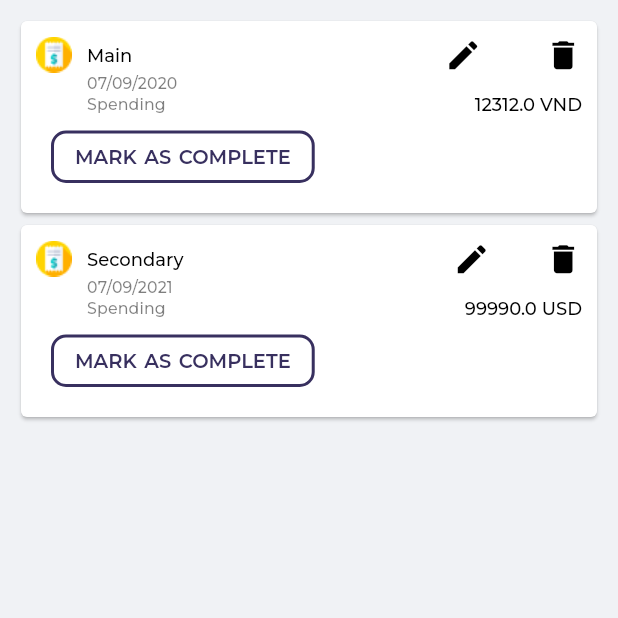
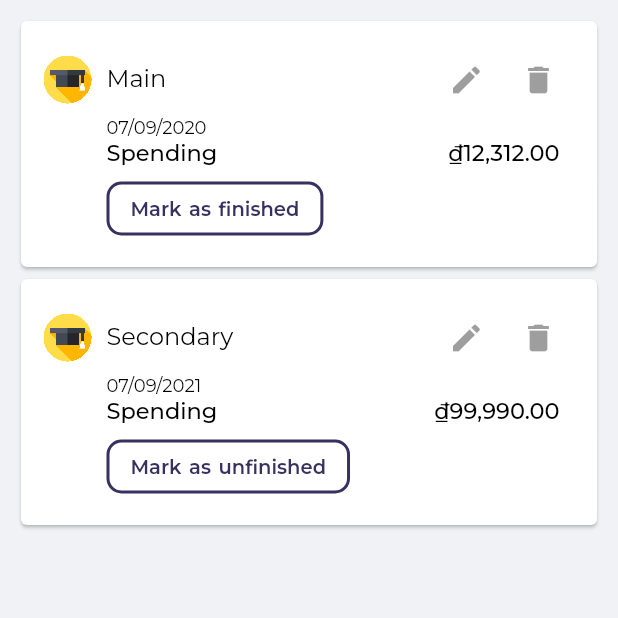
Before and after one commit to princ3od/Keepital, a Flutter app: the FinishedTab screen opened directly, on a phone screen of 412 x 824 dp, the top half of it. Run offline on Flutter 3.47's test engine with Material 2 defaults, Android fonts, the phone set to English and light mode, and no system bars; our stand-ins replace animated_text_kit, cloud_firestore, firebase_auth, firebase_core, flutter_spinkit, flutter_svg and 8 more; missing offline and left inert: currency_picker; accounts and stored records are empty; statements that could not run were skipped.

Commit message:
[EventScreen]: update UI

```diff
--- a/lib/app/modules/event/widgets/event_item.dart
+++ b/lib/app/modules/event/widgets/event_item.dart
@@ -1,75 +1,82 @@
 import 'package:flutter/cupertino.dart';
 import 'package:flutter/material.dart';
 import 'package:get/get_utils/src/extensions/internacionalization.dart';
-import 'package:google_fonts/google_fonts.dart';
-import 'package:intl/intl.dart';
-import 'package:keepital/app/core/values/asset_strings.dart';
+import 'package:keepital/app/core/utils/image_view.dart';
+import 'package:keepital/app/core/utils/utils.dart';
+import 'package:keepital/app/core/values/app_colors.dart';
 import 'package:keepital/app/data/models/event.dart';
 
-class EventItem extends StatelessWidget {
+class EventItem extends StatefulWidget {
+  const EventItem({required this.event, this.onMark, this.onEdit, this.onDelete});
   final Event event;
-  const EventItem({required this.event});
+  final Function()? onMark;
+  final Function()? onEdit;
+  final Function()? onDelete;
+
+  @override
+  State<EventItem> createState() => _EventItemState();
+}
+
+class _EventItemState extends State<EventItem> {
+  String get buttonText => widget.event.isMarkedCompleted ? 'mark_as_finished'.tr : 'mark_as_unfinished'.tr;
   @override
   Widget build(BuildContext context) {
     return Card(
         child: Container(
       child: Padding(
-        padding: const EdgeInsets.all(10.0),
+        padding: const EdgeInsets.all(15.0),
         child: Column(
           crossAxisAlignment: CrossAxisAlignment.start,
+          children: [
+            Row(
               mainAxisAlignment: MainAxisAlignment.spaceBetween,
               children: [
                 Row(
                   children: [
                     Padding(
                       padding: const EdgeInsets.only(right: 10.0),
-                  child: Image.asset(AssetStringsPng.event),
+                      child: ImageView(widget.event.iconId, size: 32),
                     ),
                     Text(
-                  event.name,
-                  style: GoogleFonts.montserrat(fontSize: 12, fontWeight: FontWeight.w500),
+                      widget.event.name,
+                      style: Theme.of(context).textTheme.headline5,
                     ),
-                Spacer(flex: 5),
-                InkWell(
-                    splashColor: Colors.grey,
-                    onTap: () {},
-                    child: Icon(
-                      Icons.edit,
-                      size: 25,
-                    )),
-                Spacer(
-                  flex: 1,
+                  ],
                 ),
-                InkWell(
-                    splashColor: Colors.grey,
-                    onTap: () {},
-                    child: Icon(
-                      Icons.delete,
-                      size: 25,
-                    ))
+                Row(
+                  children: [
+                    IconButton(onPressed: widget.onEdit, icon: Icon(Icons.edit), color: AppColors.textColor),
+                    IconButton(onPressed: widget.onDelete, icon: Icon(Icons.delete), color: AppColors.textColor),
+                  ],
+                )
               ],
             ),
             Padding(
-              padding: const EdgeInsets.only(left: 34.0),
-              child: Text(DateFormat('dd/MM/yyyy').format(event.endDate), style: Theme.of(context).textTheme.subtitle2),
+              padding: const EdgeInsets.only(left: 42.0),
+              child: Text(widget.event.endDate.numbericDate, style: Theme.of(context).textTheme.bodyText1),
             ),
             Row(
               mainAxisAlignment: MainAxisAlignment.spaceBetween,
               children: [
                 Padding(
-                  padding: const EdgeInsets.only(left: 34.0),
-                  child: Text('spending'.tr, style: Theme.of(context).textTheme.subtitle2),
+                  padding: const EdgeInsets.only(left: 42.0),
+                  child: Text('spending'.tr, style: Theme.of(context).textTheme.headline4),
                 ),
-                Text(event.spending.toString() + " " + event.currencyId)
+                Padding(
+                  padding: const EdgeInsets.only(right: 10.0),
+                  child: Text(widget.event.spending.money('\₫'), style: Theme.of(context).textTheme.headline4),
+                ),
               ],
             ),
-            Container(
-              padding: EdgeInsets.all(10),
-              height: 55,
+            Padding(
+              padding: const EdgeInsets.only(left: 42.0, top: 5.0),
               child: OutlinedButton(
-                child: Text('MARK AS COMPLETE'.tr),
+                child: Text(buttonText),
                 onPressed: () {
-                  print('Received click');
+                  setState(() {
+                    widget.event.isMarkedCompleted = !widget.event.isMarkedCompleted;
+                  });
+                  widget.onMark?.call();
                 },
               ),
             )
```
Lines whose indentation alone changed are shown as unchanged.
